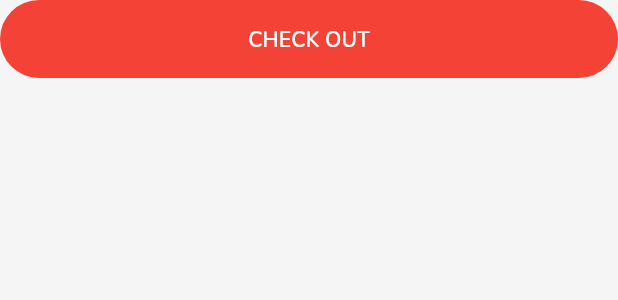
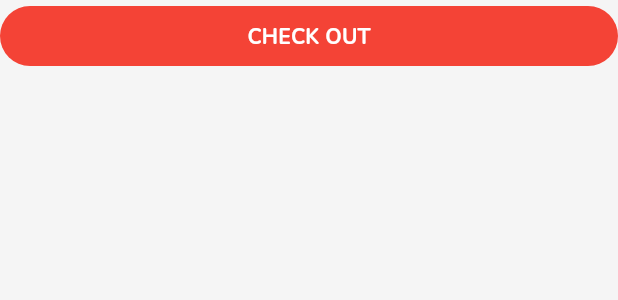
Before and after one commit to chheng-dev/ecomerce-flutter, a Flutter app: the ButtonWidget widget shown alone on an empty page, opened directly, on a phone screen of 412 x 824 dp. Shown: the top 300 px of the screen. Run offline on Flutter 3.47's test engine with Material 3 defaults, Android fonts, the phone set to English and light mode, and no system bars; our stand-ins replace carousel_slider, connectivity_plus, dropdown_search, flutter_svg, shared_preferences, shimmer_animation; accounts and stored records are empty; network calls fail.

Commit message:
Close #18 Enhancement UI

```diff
--- a/lib/main.dart
+++ b/lib/main.dart
@@ -13,6 +13,7 @@ class MyApp extends StatelessWidget {
   Widget build(BuildContext context) {
     return MaterialApp(
       title: 'E-Comerce App',
+      debugShowCheckedModeBanner: false,
       theme: ThemeData(
         primaryColor: AppColors.primaryColor,
         scaffoldBackgroundColor: AppColors.backgroundColor,
--- a/lib/views/shop_screen.dart
+++ b/lib/views/shop_screen.dart
@@ -48,7 +48,8 @@ class ShopScreen extends StatelessWidget {
                     child: Text(
                       category,
                       style: TextStyle(
-                        fontSize: 20
+                        fontSize: ConfigConstants.fontSize1,
+                        fontWeight: FontWeight.bold
                       ),
                     )
                   ),
--- a/lib/widgets/button.dart
+++ b/lib/widgets/button.dart
@@ -17,7 +17,7 @@ class ButtonWidget extends StatelessWidget {
       width: MediaQuery.of(context).size.width,
       child: ElevatedButton(
         style: ElevatedButton.styleFrom(
-          padding: EdgeInsets.symmetric(vertical: 16.0),
+          padding: EdgeInsets.symmetric(vertical: 8.0),
           elevation: 0,
           backgroundColor: AppColors.primaryColor,
         ),
@@ -26,7 +26,7 @@ class ButtonWidget extends StatelessWidget {
           "${btn_title}",
           style: TextStyle(
             color: Colors.white,
-            fontWeight: FontWeight.w600
+            fontWeight: FontWeight.bold
           ),
         ),
       ),
--- a/lib/widgets/shop_screen/card_main_category.dart
+++ b/lib/widgets/shop_screen/card_main_category.dart
@@ -16,7 +16,7 @@ class CardMainCategoryWidget extends StatelessWidget {
         borderRadius: BorderRadius.circular(12)
       ),
       width: double.infinity,
-      height: 80.0,
+      height: 60.0,
       child: Row(
         mainAxisAlignment: MainAxisAlignment.spaceBetween,
         children: [
--- a/lib/widgets/shop_screen/women_tab_widget.dart
+++ b/lib/widgets/shop_screen/women_tab_widget.dart
@@ -52,7 +52,7 @@ class WomenTabWidget extends StatelessWidget {
           // Summer sales
           Container(
             alignment: Alignment.center,
-            height: MediaQuery.of(context).size.height * 0.15,
+            height: MediaQuery.of(context).size.height * 0.1,
             decoration: BoxDecoration(
               color: AppColors.primaryColor,
               borderRadius: BorderRadius.circular(12)
```
Also changed, not shown: lib/widgets/bag_screen/bag_cart_widget.dart (+6 -6 lines).
